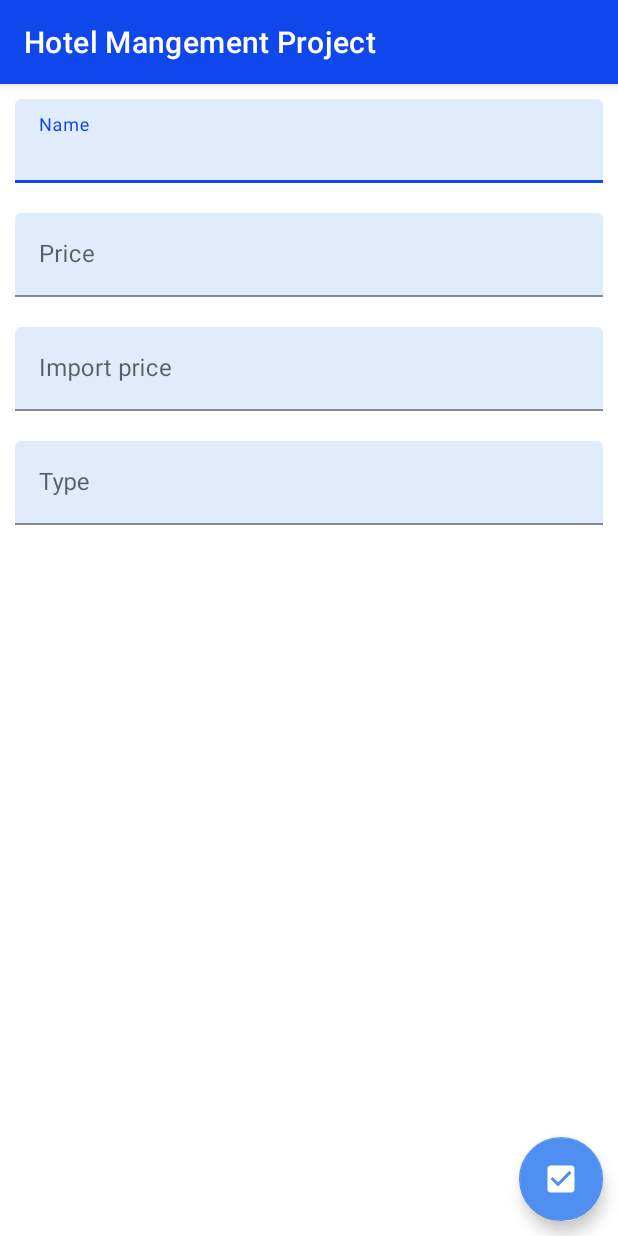
After one commit to LManhL/HotelManagementProject, an Android app: the fragment MenuDetailFragment shown on its own in the app's theme, on a phone screen of 412 x 824 dp. The commit adds this screen. Run offline under Robolectric (Android 15) with nearby library versions, the phone set to English and light mode, and no system bars.

Commit message:
New update 6/20

```diff
--- /dev/null
+++ b/app/src/main/java/com/example/hotelmangementproject/ui/systemmanagement/MenuDetailFragment.java
@@ -0,0 +1,82 @@
+package com.example.hotelmangementproject.ui.systemmanagement;
+
+import android.os.Bundle;
+import android.view.LayoutInflater;
+import android.view.View;
+import android.view.ViewGroup;
+import android.widget.Toast;
+
+import androidx.annotation.NonNull;
+import androidx.fragment.app.Fragment;
+import androidx.lifecycle.ViewModelProvider;
+import androidx.navigation.NavController;
+import androidx.navigation.Navigation;
+
+import com.example.hotelmangementproject.R;
+import com.example.hotelmangementproject.controllers.systemmanagementcontrollers.MenuController;
+import com.example.hotelmangementproject.databinding.FragSmMenuDetailBinding;
+import com.example.hotelmangementproject.models.Menu;
+
+
+public class MenuDetailFragment extends Fragment {
+    FragSmMenuDetailBinding binding;
+    SystemManagementViewModel model;
+    public View onCreateView(@NonNull LayoutInflater inflater,
+                             ViewGroup container, Bundle savedInstanceState) {
+        model = new ViewModelProvider(getActivity()).get(SystemManagementViewModel.class);
+
+        binding = FragSmMenuDetailBinding.inflate(inflater, container, false);
+        View root = binding.getRoot();
+
+        model.getMenu().observe(this, menu -> {
+            binding.importPriceFragSmMenuDetail.setText(String.valueOf(menu.getImportPrice()));
+            binding.nameFragSmMenuDetail.setText(menu.getName());
+            binding.typeFragSmMenuDetail.setText(menu.getType());
+            binding.priceFragSmMenuDetail.setText(String.valueOf(menu.getPrice()));
+        });
+        binding.floatButtonFragSmMenuDetail.setOnClickListener(new View.OnClickListener() {
+            @Override
+            public void onClick(View v) {
+                if(checkValidate()){
+                    Menu curMenu = model.getMenu().getValue();
+                    Menu menu = new Menu(curMenu.getId(), Double.valueOf(binding.importPriceFragSmMenuDetail.getText().toString()),
+                            binding.nameFragSmMenuDetail.getText().toString(), Double.valueOf(binding.priceFragSmMenuDetail.getText().toString()),
+                            binding.typeFragSmMenuDetail.getText().toString());
+                    MenuController.updateMenu(menu);
+                    navToMenuFragment();
+                    Toast.makeText(getActivity(), "Update successfully", Toast.LENGTH_SHORT).show();
+                }
+            }
+        });
+
+        return root;
+    }
+    public boolean checkValidate(){
+        if(binding.nameFragSmMenuDetail.getText().toString().isEmpty()){
+            binding.nameFragSmMenuDetail.setError("Required");
+            return false;
+        }
+        if(binding.typeFragSmMenuDetail.getText().toString().isEmpty()){
+            binding.typeFragSmMenuDetail.setError("Required");
+            return false;
+        }
+        if(binding.priceFragSmMenuDetail.getText().toString().isEmpty()){
+            binding.priceFragSmMenuDetail.setError("Required");
+            return false;
+        }
+        if(binding.importPriceFragSmMenuDetail.getText().toString().isEmpty()){
+            binding.importPriceFragSmMenuDetail.setError("Required");
+            return false;
+        }
+        return true;
+    }
+    public void navToMenuFragment(){
+        NavController navController = Navigation.findNavController(getView());
+        navController.popBackStack();
+    }
+    @Override
+    public void onDestroyView() {
+        super.onDestroyView();
+        binding = null;
+    }
+}
--- a/app/src/main/java/com/example/hotelmangementproject/ui/systemmanagement/SystemManagementViewModel.java
+++ b/app/src/main/java/com/example/hotelmangementproject/ui/systemmanagement/SystemManagementViewModel.java
@@ -5,16 +5,19 @@ import androidx.lifecycle.MutableLiveData;
 import androidx.lifecycle.ViewModel;
 
 import com.example.hotelmangementproject.models.CalMoney;
+import com.example.hotelmangementproject.models.Menu;
 import com.example.hotelmangementproject.models.Room;
 
 public class SystemManagementViewModel extends ViewModel {
 
     private MutableLiveData<CalMoney> calMoney;
     private MutableLiveData<Room> room;
+    private MutableLiveData<Menu> menu;
 
     public SystemManagementViewModel() {
         calMoney = new MutableLiveData<>();
         room = new MutableLiveData<>();
+        menu = new MutableLiveData<>();
     }
     public void setCalMoney(CalMoney value){
         this.calMoney.setValue(value);
@@ -28,5 +31,11 @@ public class SystemManagementViewModel extends ViewModel {
     public LiveData<Room> getRoom(){
         return room;
     }
+    public void setMenu(Menu value){
+        this.menu.setValue(value);
+    }
+    public MutableLiveData<Menu> getMenu(){
+        return this.menu;
+    }
 
 }
--- /dev/null
+++ b/app/src/main/res/layout/frag_sm_menu_detail.xml
@@ -0,0 +1,77 @@
+<?xml version="1.0" encoding="utf-8"?>
+<RelativeLayout
+    xmlns:android="http://schemas.android.com/apk/res/android"
+    xmlns:app="http://schemas.android.com/apk/res-auto"
+    xmlns:tools="http://schemas.android.com/tools"
+    android:orientation="vertical"
+    android:layout_width="match_parent"
+    android:layout_height="match_parent"
+    tools:context=".ui.systemmanagement.MenuDetailFragment"
+    >
+    <LinearLayout
+        android:orientation="vertical"
+        android:layout_width="match_parent"
+        android:layout_height="match_parent">
+        <com.google.android.material.textfield.TextInputLayout
+            android:layout_width="match_parent"
+            android:layout_height="wrap_content"
+            android:layout_margin="10dp"
+            app:boxBackgroundColor="@color/box_edit_text_color">
+            <com.google.android.material.textfield.TextInputEditText
+                android:id="@+id/name_frag_sm_menu_detail"
+                android:layout_width="match_parent"
+                android:layout_height="match_parent"
+                android:enabled="true"
+                android:hint="Name" />
+        </com.google.android.material.textfield.TextInputLayout>
+        <com.google.android.material.textfield.TextInputLayout
+            android:layout_width="match_parent"
+            android:layout_height="wrap_content"
+            android:layout_margin="10dp"
+            app:boxBackgroundColor="@color/box_edit_text_color">
+            <com.google.android.material.textfield.TextInputEditText
+                android:id="@+id/price_frag_sm_menu_detail"
+                android:layout_width="match_parent"
+                android:layout_height="match_parent"
+                android:enabled="true"
+                android:hint="Price" />
+        </com.google.android.material.textfield.TextInputLayout>
+        <com.google.android.material.textfield.TextInputLayout
+            android:layout_width="match_parent"
+            android:layout_height="wrap_content"
+            android:layout_margin="10dp"
+            app:boxBackgroundColor="@color/box_edit_text_color">
+            <com.google.android.material.textfield.TextInputEditText
+                android:id="@+id/importPrice_frag_sm_menu_detail"
+                android:layout_width="match_parent"
+                android:layout_height="match_parent"
+                android:enabled="true"
+                android:hint="Import price" />
+        </com.google.android.material.textfield.TextInputLayout>
+        <com.google.android.material.textfield.TextInputLayout
+            android:layout_width="match_parent"
+            android:layout_height="wrap_content"
+            android:layout_margin="10dp"
+            app:boxBackgroundColor="@color/box_edit_text_color">
+            <com.google.android.material.textfield.TextInputEditText
+                android:id="@+id/type_frag_sm_menu_detail"
+                android:layout_width="match_parent"
+                android:layout_height="match_parent"
+                android:enabled="true"
+                android:hint="Type" />
+        </com.google.android.material.textfield.TextInputLayout>
+    </LinearLayout>
+    <com.google.android.material.floatingactionbutton.FloatingActionButton
+        android:id="@+id/floatButton_frag_sm_menu_detail"
+        android:layout_width="wrap_content"
+        android:layout_height="wrap_content"
+        android:layout_alignParentBottom="true"
+        android:layout_alignParentEnd="true"
+        android:layout_margin="10dp"
+        android:src="@drawable/ic_confirm"
+        android:textAlignment="center"
+        app:backgroundTint="#4F8FF1"
+        app:tint="@android:color/white"
+        />
+
+</RelativeLayout>
```
Also changed, not shown: app/src/main/java/com/example/hotelmangementproject/adapters/systemmanagementAdapter/MenuAdapter.java (added, +77 -0 lines), app/src/main/java/com/example/hotelmangementproject/controllers/systemmanagementcontrollers/MenuController.java (added, +20 -0 lines), app/src/main/java/com/example/hotelmangementproject/firebaseServices/MenuService.java (+36 -1 lines), app/src/main/java/com/example/hotelmangementproject/interfaces/IClickMenuListener.java (added, +8 -0 lines), app/src/main/java/com/example/hotelmangementproject/models/Menu.java (+5 -2 lines), app/src/main/java/com/example/hotelmangementproject/ui/systemmanagement/MenuFragment.java (+68 -1 lines), app/src/main/res/layout/frag_sm_item_menu.xml (added, +47 -0 lines), app/src/main/res/layout/frag_sm_menu.xml (+26 -3 lines), app/src/main/res/navigation/mobile_navigation.xml (+11 -3 lines).
